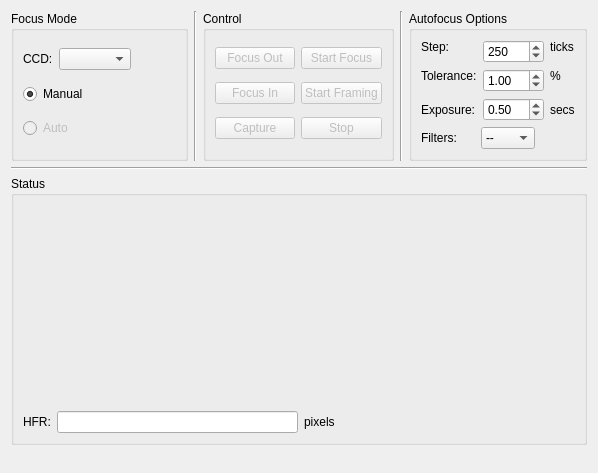
This is kstars/ekos/focus.ui in KDE/kstars as Qt 5 draws it before an edit. The edited form follows.
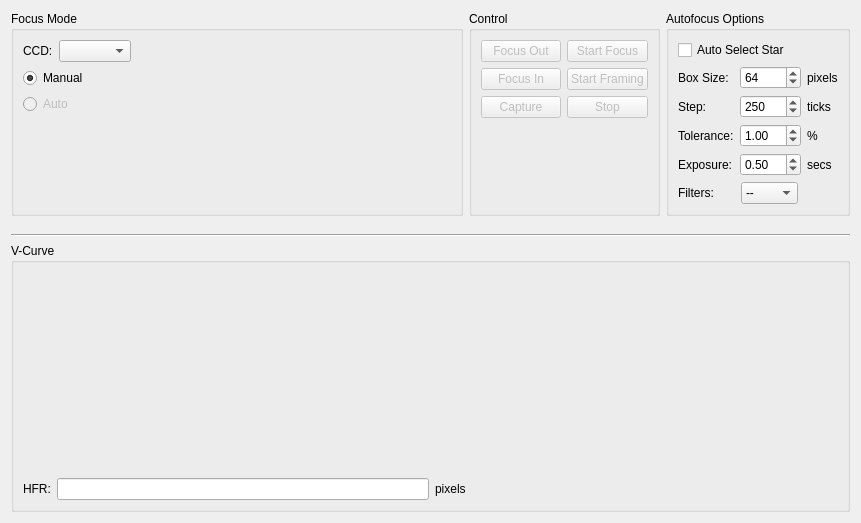
This is the edited form. Custom widgets are drawn as their Qt base class.

Commit message:
Major overhaul for Ekos and KStars FITSViewer tool.
+ Proper support for -32 and 32 bit FITS.
+ Reorganized CCD capture code to be more robust.
+ Auto focus updated to capture subframes of either auto or user selected stars.
+ Added autostretch to the FITS Viewer tool bar.

What changed in the file:
```diff
--- a/kstars/ekos/focus.ui
+++ b/kstars/ekos/focus.ui
@@ -6,11 +6,11 @@
    <rect>
     <x>0</x>
     <y>0</y>
-    <width>598</width>
-    <height>473</height>
+    <width>861</width>
+    <height>512</height>
    </rect>
   </property>
-  <layout class="QVBoxLayout" name="verticalLayout_4">
+  <layout class="QVBoxLayout" name="verticalLayout_5">
    <item>
     <layout class="QHBoxLayout" name="horizontalLayout_3">
      <item>
@@ -72,22 +72,28 @@
           </property>
          </widget>
         </item>
+        <item>
+         <spacer name="verticalSpacer_3">
+          <property name="orientation">
+           <enum>Qt::Vertical</enum>
+          </property>
+          <property name="sizeHint" stdset="0">
+           <size>
+            <width>20</width>
+            <height>86</height>
+           </size>
+          </property>
+         </spacer>
+        </item>
        </layout>
       </widget>
      </item>
-     <item>
-      <widget class="Line" name="line">
-       <property name="orientation">
-        <enum>Qt::Vertical</enum>
-       </property>
-      </widget>
-     </item>
      <item>
       <widget class="QGroupBox" name="groupBox_3">
        <property name="title">
         <string>Control</string>
        </property>
-       <layout class="QHBoxLayout" name="horizontalLayout_2">
+       <layout class="QVBoxLayout" name="verticalLayout_4">
         <item>
          <layout class="QGridLayout" name="gridLayout_2">
           <item row="0" column="0">
@@ -152,25 +158,71 @@
           </item>
          </layout>
         </item>
+        <item>
+         <spacer name="verticalSpacer_2">
+          <property name="orientation">
+           <enum>Qt::Vertical</enum>
+          </property>
+          <property name="sizeHint" stdset="0">
+           <size>
+            <width>20</width>
+            <height>82</height>
+           </size>
+          </property>
+         </spacer>
+        </item>
        </layout>
       </widget>
      </item>
-     <item>
-      <widget class="Line" name="line_2">
-       <property name="orientation">
-        <enum>Qt::Vertical</enum>
-       </property>
-      </widget>
-     </item>
      <item>
       <widget class="QGroupBox" name="groupBox_2">
        <property name="title">
         <string>Autofocus Options</string>
        </property>
        <layout class="QVBoxLayout" name="verticalLayout">
+        <item>
+         <widget class="QCheckBox" name="kcfg_autoSelectStar">
+          <property name="text">
+           <string>Auto Select Star</string>
+          </property>
+         </widget>
+        </item>
         <item>
          <layout class="QGridLayout" name="gridLayout">
           <item row="0" column="0">
+           <widget class="QLabel" name="label_10">
+            <property name="whatsThis">
+             <string>Delay between two consequent focus images</string>
+            </property>
+            <property name="text">
+             <string>Box Size:</string>
+            </property>
+           </widget>
+          </item>
+          <item row="0" column="1">
+           <widget class="QSpinBox" name="kcfg_focusBoxSize">
+            <property name="minimum">
+             <number>16</number>
+            </property>
+            <property name="maximum">
+             <number>256</number>
+            </property>
+            <property name="singleStep">
+             <number>16</number>
+            </property>
+            <property name="value">
+             <number>64</number>
+            </property>
+           </widget>
+          </item>
+          <item row="0" column="2">
+           <widget class="QLabel" name="label_11">
+            <property name="text">
+             <string>pixels</string>
+            </property>
+           </widget>
+          </item>
+          <item row="1" column="0">
            <widget class="QLabel" name="label">
             <property name="whatsThis">
              <string>Delay between two consequent focus images</string>
@@ -180,7 +232,7 @@
             </property>
            </widget>
           </item>
-          <item row="0" column="1" rowspan="2">
+          <item row="1" column="1">
            <widget class="QSpinBox" name="stepIN">
             <property name="minimum">
              <number>1</number>
@@ -196,27 +248,20 @@
             </property>
            </widget>
           </item>
-          <item row="0" column="2">
+          <item row="1" column="2">
            <widget class="QLabel" name="label_3">
             <property name="text">
              <string>ticks</string>
             </property>
            </widget>
           </item>
-          <item row="1" column="0" rowspan="2">
+          <item row="2" column="0">
            <widget class="QLabel" name="label_4">
             <property name="text">
              <string>Tolerance:</string>
             </property>
            </widget>
           </item>
-          <item row="1" column="2" rowspan="2">
-           <widget class="QLabel" name="label_5">
-            <property name="text">
-             <string>%</string>
-            </property>
-           </widget>
-          </item>
           <item row="2" column="1">
            <widget class="QDoubleSpinBox" name="toleranceIN">
             <property name="minimum">
@@ -233,6 +278,13 @@
             </property>
            </widget>
           </item>
+          <item row="2" column="2">
+           <widget class="QLabel" name="label_5">
+            <property name="text">
+             <string>%</string>
+            </property>
+           </widget>
+          </item>
           <item row="3" column="0">
            <widget class="QLabel" name="label_7">
             <property name="text">
@@ -309,6 +361,20 @@
      </item>
     </layout>
    </item>
+   <item>
+    <widget class="Line" name="line">
+     <property name="orientation">
+      <enum>Qt::Vertical</enum>
+     </property>
+    </widget>
+   </item>
+   <item>
+    <widget class="Line" name="line_2">
+     <property name="orientation">
+      <enum>Qt::Vertical</enum>
+     </property>
+    </widget>
+   </item>
    <item>
     <widget class="Line" name="line_3">
      <property name="orientation">
@@ -319,7 +385,7 @@
    <item>
     <widget class="QGroupBox" name="groupBox_4">
      <property name="title">
-      <string>Status</string>
+      <string>V-Curve</string>
      </property>
      <layout class="QVBoxLayout" name="verticalLayout_3">
       <item>
```
The commit also changes 14 other files.
